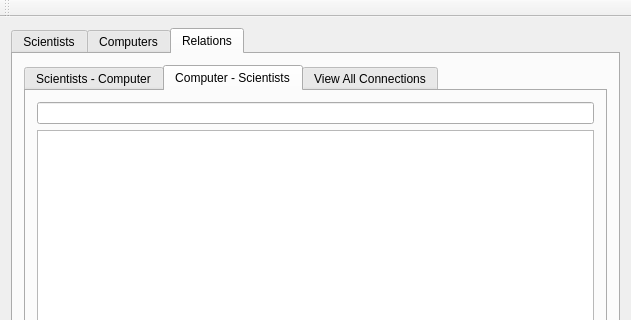
Before: the Qt Designer form mainwindow.ui in Tryggvith/vika3, drawn with Qt 5; both pictures show x 0 to 631 and y 0 to 320 of the 631 by 484 pixel window.
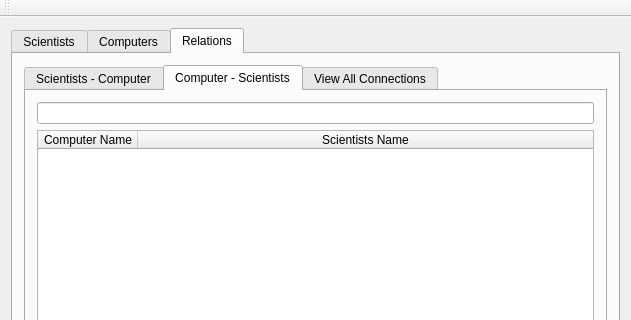
After: the same form once the commit is applied. The open tabs and pages were chosen to show the change.

Commit message: relations computer- scientist

What changed in the file:
```diff
--- a/mainwindow.ui
+++ b/mainwindow.ui
@@ -252,7 +252,21 @@
                <widget class="QLineEdit" name="Input_Computer_id"/>
               </item>
               <item>
-               <widget class="QTableWidget" name="table_Computer_Scientists"/>
+               <widget class="QTableWidget" name="table_Computer_Scientists">
+                <attribute name="horizontalHeaderStretchLastSection">
+                 <bool>true</bool>
+                </attribute>
+                <column>
+                 <property name="text">
+                  <string>Computer Name</string>
+                 </property>
+                </column>
+                <column>
+                 <property name="text">
+                  <string>Scientists Name</string>
+                 </property>
+                </column>
+               </widget>
               </item>
              </layout>
             </widget>
```
Left out of the diff: 2 changed lines with no effect on the pictures. The commit also changes 3 other files.
